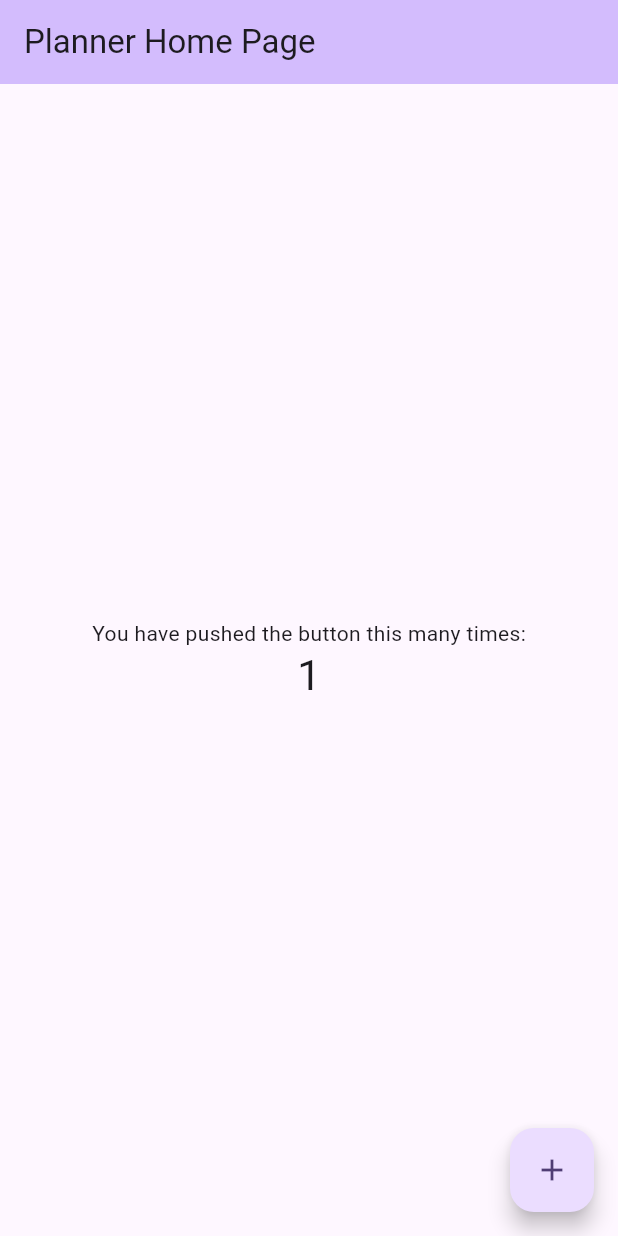
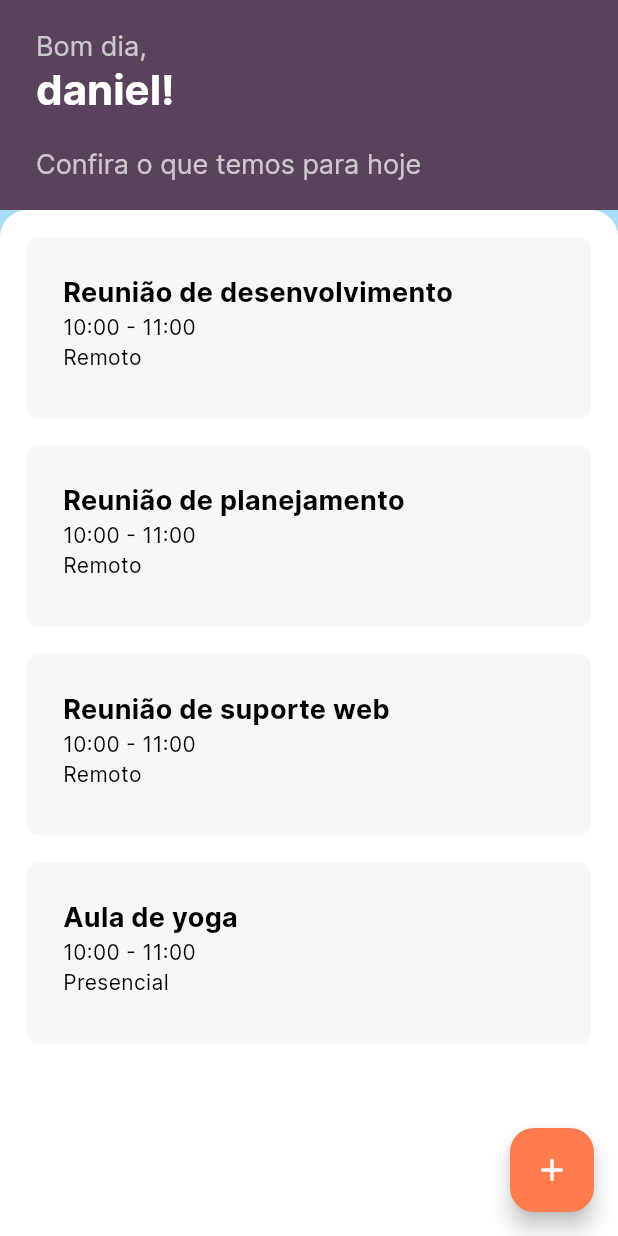
Before and after one commit to morgixin/planner, a Flutter app: the screen it shows after launch, after a tap on the "add" icon, on a phone screen of 412 x 824 dp. Run offline on Flutter 3.47's test engine with Material 3 defaults, Android fonts, the phone set to English and light mode, and no system bars.

Commit message:
testing basic layout

```diff
--- a/lib/main.dart
+++ b/lib/main.dart
@@ -12,12 +12,30 @@ class MyApp extends StatelessWidget {
     return MaterialApp(
       title: 'Planner',
       theme: ThemeData(
-        colorScheme: ColorScheme.fromSeed(seedColor: Colors.deepPurple),
+        colorScheme: _colorScheme(context),
+        fontFamily: 'Inter',
         useMaterial3: true,
       ),
       home: const MyHomePage(title: 'Planner Home Page'),
     );
   }
+}
+
+ColorScheme _colorScheme(context) {
+  return const ColorScheme(
+    brightness: Brightness.light,
+    primary: Color.fromRGBO(255, 124, 78, 1),
+    onPrimary: Colors.white,
+    secondary: Color.fromRGBO(255, 138, 136, 1),
+    onSecondary: Colors.black,
+    tertiary: Color.fromRGBO(156, 162, 248, 1),
+    onTertiary: Colors.black,
+    error: Color.fromRGBO(255, 124, 78, 1),
+    onError: Colors.white,
+    background: Color.fromRGBO(90, 66, 92, 1),
+    onBackground: Colors.white,
+    surface: Color.fromRGBO(167, 221, 246, 1),
+    onSurface: Colors.black);
 }
 
 class MyHomePage extends StatefulWidget {
@@ -41,23 +59,35 @@ class _MyHomePageState extends State<MyHomePage> {
   Widget build(BuildContext context) {
     return Scaffold(
       appBar: AppBar(
-        backgroundColor: Theme.of(context).colorScheme.inversePrimary,
-        title: Text(widget.title),
-      ),
-      body: Center(
-        child: Column(
-          mainAxisAlignment: MainAxisAlignment.center,
-          children: <Widget>[
-            const Text(
-              'You have pushed the button this many times:',
-            ),
-            Text(
-              '$_counter',
-              style: Theme.of(context).textTheme.headlineMedium,
-            ),
-          ],
-        ),
-      ),
+        backgroundColor: Theme.of(context).colorScheme.background,
+        toolbarHeight: 140,
+        title: Padding(
+          padding: const EdgeInsets.all(8.0),
+          child: Column(
+            crossAxisAlignment: CrossAxisAlignment.start,
+            children: [
+              const Text("Bom dia,", style: TextStyle(
+                  color: Color.fromRGBO(255, 255, 255, 0.7),
+                  fontWeight: FontWeight.normal,
+                  fontSize: 18),),
+              Text("daniel!", style: TextStyle(
+                  color: Theme.of(context).colorScheme.onBackground,
+                  fontWeight: FontWeight.bold,
+                  fontSize: 28),),
+              const SizedBox(height: 20,),
+              const Text("Confira o que temos para hoje", style: TextStyle(
+                  color: Color.fromRGBO(255, 255, 255, 0.7),
+                  fontSize: 18),)
+            ],
+                ),
+        ),),
+      body:
+      // Column(
+      //   children: [
+          // IconButton(onPressed: _incrementCounter, icon: const Icon(Icons.arrow_drop_down)),
+          Tasks(context),
+        // ],
+      // ),
       floatingActionButton: FloatingActionButton(
         onPressed: _incrementCounter,
         tooltip: 'Increment',
@@ -66,3 +96,61 @@ class _MyHomePageState extends State<MyHomePage> {
     );
   }
 }
+
+Widget Tasks(context) {
+  List<List<String>> list = [
+    ['Reunião de desenvolvimento', '10:00 - 11:00', 'Remoto'],
+    ['Reunião de planejamento', '10:00 - 11:00', 'Remoto'],
+    ['Reunião de suporte web', '10:00 - 11:00', 'Remoto'],
+    ['Aula de yoga', '10:00 - 11:00', 'Presencial'],
+  ];
+
+  return Container(
+    decoration: const BoxDecoration(color: Colors.white,
+      borderRadius:
+        BorderRadius.only(
+          topLeft: Radius.circular(18),
+          topRight: Radius.circular(18),),
+      ),
+    child: Center (
+      child: ListView.builder(
+        itemCount: list.length,
+        itemBuilder: (context, index) {
+          return Padding(
+            padding: const EdgeInsets.only(left:18, right:18, top:18),
+            child: Task(list[index], context),
+          );
+        }),
+    ),
+  );
+}
+
+Widget Task(list, context) {
+  return Column(
+    children: [
+      Container(
+        decoration: BoxDecoration(
+          borderRadius: BorderRadius.circular(8),
+          color: Color.fromRGBO(247, 247, 247, 1),
+        ),
+        child: Padding(
+          padding: const EdgeInsets.all(24.0),
+          child: SizedBox(
+            height: 73,
+            width: 442,
+            child: ListView.builder(
+              itemCount: list.length,
+              itemBuilder: (c, index) {
+                if(index == 0){
+                  return Text( list[index],
+                    style: TextStyle(fontWeight: FontWeight.bold, fontSize: 18),);
+                }
+                return Text(list[index]);
+              },
+            ),
+          ),
+        ),
+      )
+    ]
+  );
+}
```
Also changed, not shown: pubspec.yaml (+6 -1 lines), fonts/Inter.ttf (added).
